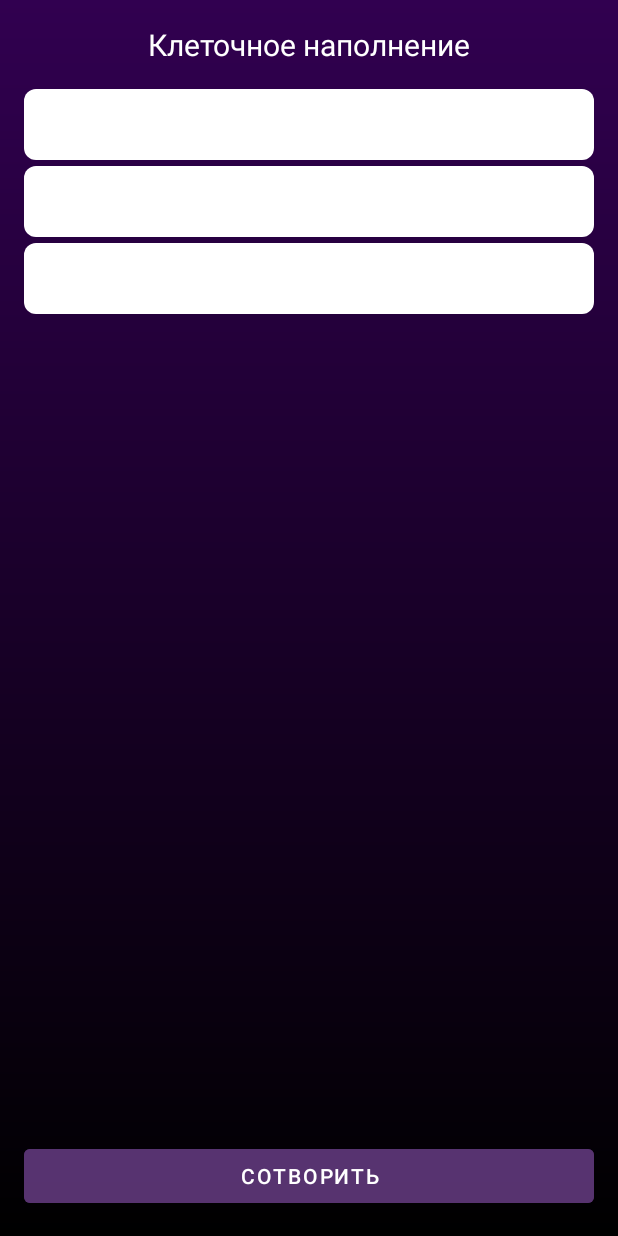
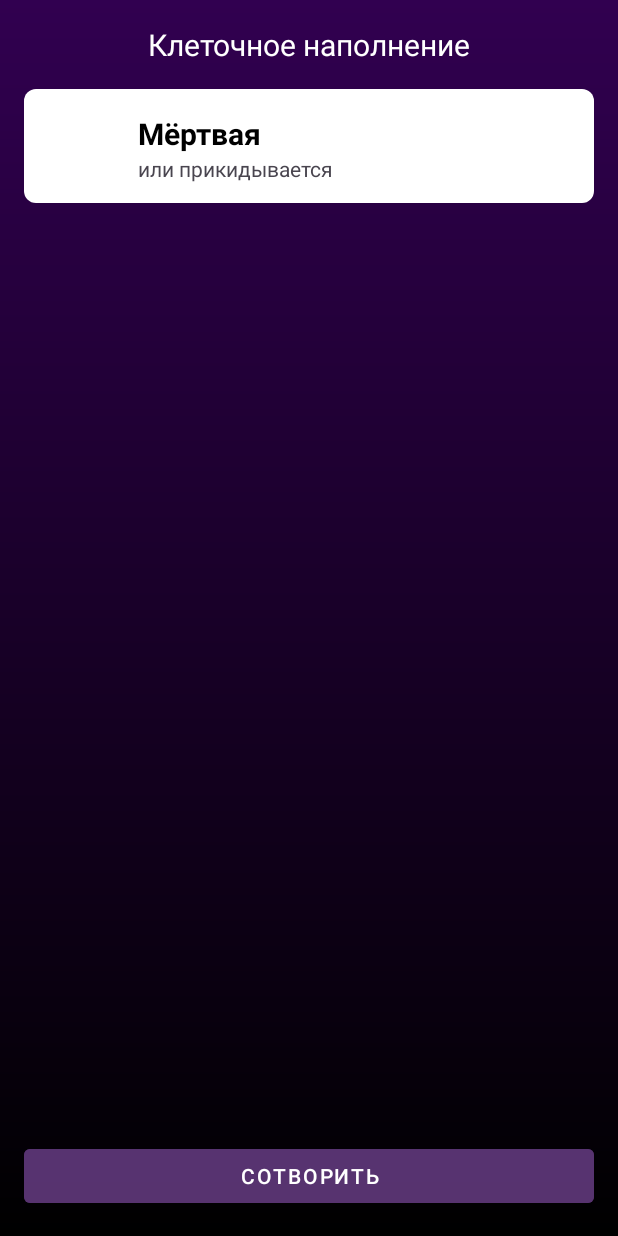
Before and after one commit to steppeFisherman/HandsService, an Android app: the screen it shows after launch (MainActivity), after a tap on "СОТВОРИТЬ", on a phone screen of 412 x 824 dp. Run offline under Robolectric (Android 15) with nearby library versions, the phone set to English and light mode, and no system bars.

Commit message:
final commit

```diff
--- a/app/src/main/AndroidManifest.xml
+++ b/app/src/main/AndroidManifest.xml
@@ -6,9 +6,9 @@
         android:allowBackup="true"
         android:dataExtractionRules="@xml/data_extraction_rules"
         android:fullBackupContent="@xml/backup_rules"
-        android:icon="@mipmap/ic_launcher"
+        android:icon="@drawable/ic_dead"
         android:label="@string/app_name"
-        android:roundIcon="@mipmap/ic_launcher_round"
+        android:roundIcon="@drawable/dead"
         android:supportsRtl="true"
         android:theme="@style/Theme.HandsService"
         tools:targetApi="31">
--- a/app/src/main/java/com/example/handsservice/MainActivity.kt
+++ b/app/src/main/java/com/example/handsservice/MainActivity.kt
@@ -19,7 +19,8 @@ class MainActivity : AppCompatActivity() {
         binding = ActivityMainBinding.inflate(layoutInflater)
         setContentView(binding.root)
 
-        val adapter = MainAdapter(this)
+//        val adapter = MainAdapter(this)
+        val adapter = SimpleAdapter(this)
         binding.rvMain.adapter = adapter
 
         lifecycleScope.launch {
--- a/app/src/main/java/com/example/handsservice/MainViewModel.kt
+++ b/app/src/main/java/com/example/handsservice/MainViewModel.kt
@@ -15,6 +15,7 @@ class MainViewModel : ViewModel() {
     private var mList = mutableListOf<Item>()
     private var _state = MutableStateFlow<List<Item>>(emptyList())
     val state get() = _state.asStateFlow()
+
     fun createItem() {
         viewModelScope.launch {
             repository.fetchData(mList).collect { list ->
--- a/app/src/main/java/com/example/handsservice/MainAdapter.kt
+++ b/app/src/main/java/com/example/handsservice/SimpleAdapter.kt
@@ -1,12 +1,11 @@
 package com.example.handsservice
 
+import android.annotation.SuppressLint
 import android.content.Context
 import android.view.LayoutInflater
 import android.view.ViewGroup
 import android.view.animation.AnimationUtils
 import androidx.core.content.ContextCompat
-import androidx.recyclerview.widget.DiffUtil
-import androidx.recyclerview.widget.ListAdapter
 import androidx.recyclerview.widget.RecyclerView
 import androidx.viewbinding.ViewBinding
 import com.example.data.Item
@@ -14,7 +13,10 @@ import com.example.handsservice.databinding.ItemRawAliveBinding
 import com.example.handsservice.databinding.ItemRawDeadBinding
 import com.example.handsservice.databinding.ItemRawNewLifeBinding
 
-class MainAdapter(private val context: Context) : ListAdapter<Item, MainAdapter.RecyclerViewHolder>(ItemCallback) {
+class SimpleAdapter(private val context: Context) :
+    RecyclerView.Adapter<SimpleAdapter.RecyclerViewHolder>() {
+
+    private var mList = emptyList<Item>()
 
     override fun onCreateViewHolder(parent: ViewGroup, viewType: Int): RecyclerViewHolder {
 
@@ -36,13 +38,10 @@ class MainAdapter(private val context: Context) : ListAdapter<Item, MainAdapter.
 
     override fun onBindViewHolder(holder: RecyclerViewHolder, position: Int) {
 
-        val item = getItem(position)
-
         when (holder) {
 
             is RecyclerViewHolder.DeadHolder -> {
                 holder.deadBinding.apply {
-//                    root.tag = item
                     deadImg.animation = AnimationUtils
                         .loadAnimation(
                             holder.deadBinding.root.context,
@@ -53,7 +52,6 @@ class MainAdapter(private val context: Context) : ListAdapter<Item, MainAdapter.
 
             is RecyclerViewHolder.AliveHolder -> {
                 holder.aliveBinding.apply {
-//                    root.tag = item
                     aliveImg.animation = AnimationUtils
                         .loadAnimation(
                             holder.aliveBinding.root.context,
@@ -64,7 +62,6 @@ class MainAdapter(private val context: Context) : ListAdapter<Item, MainAdapter.
 
             is RecyclerViewHolder.NewLifeHolder -> {
                 holder.lifeBinding.apply {
-//                    root.tag = item
                     newLifeImg.animation = AnimationUtils
                         .loadAnimation(
                             holder.lifeBinding.root.context,
@@ -75,6 +72,13 @@ class MainAdapter(private val context: Context) : ListAdapter<Item, MainAdapter.
         }
     }
 
+    override fun getItemCount(): Int = mList.size
+
+    @SuppressLint("NotifyDataSetChanged")
+    fun submitList(list: List<Item>) {
+        mList = list
+        notifyDataSetChanged()
+    }
 
     sealed class RecyclerViewHolder(binding: ViewBinding) : RecyclerView.ViewHolder(binding.root) {
         class DeadHolder(val deadBinding: ItemRawDeadBinding) : RecyclerViewHolder(deadBinding)
@@ -84,7 +88,7 @@ class MainAdapter(private val context: Context) : ListAdapter<Item, MainAdapter.
     }
 
     override fun getItemViewType(position: Int): Int {
-        val item = getItem(position)
+        val item = mList[position]
         val dead = ContextCompat.getString(context, R.string.dead)
         val alive = ContextCompat.getString(context, R.string.alive)
         return when (item.name) {
@@ -94,16 +98,6 @@ class MainAdapter(private val context: Context) : ListAdapter<Item, MainAdapter.
         }
     }
 
-    object ItemCallback : DiffUtil.ItemCallback<Item>() {
-        override fun areItemsTheSame(oldItem: Item, newItem: Item): Boolean {
-            return false
-        }
-
-        override fun areContentsTheSame(oldItem: Item, newItem: Item): Boolean {
-            return false
-        }
-    }
-
     companion object {
         private const val TYPE_DEAD = 0
         private const val TYPE_ALIVE = 1
--- a/app/src/main/res/layout/item_raw_alive.xml
+++ b/app/src/main/res/layout/item_raw_alive.xml
@@ -9,33 +9,34 @@
     android:background="@drawable/main_rv_item_shape">
 
     <TextView
-        android:id="@+id/txt_time"
+        android:id="@+id/txt_name"
         android:layout_width="wrap_content"
         android:layout_height="0dp"
-        android:fontFamily="cursive"
+        android:layout_marginStart="@dimen/margin_main"
+        android:text="@string/alive"
         android:textColor="@color/black"
+        android:textSize="@dimen/text_size_large"
         android:textStyle="bold"
-        app:layout_constraintEnd_toEndOf="parent"
-        app:layout_constraintStart_toStartOf="parent"
-        app:layout_constraintTop_toTopOf="parent"
-        tools:text="Time" />
+        app:layout_constraintStart_toEndOf="@+id/alive_img"
+        app:layout_constraintTop_toTopOf="@+id/alive_img"
+        tools:text="Name" />
 
     <TextView
-        android:id="@+id/txt_location_address"
-        android:layout_width="0dp"
-        android:layout_height="wrap_content"
-        android:layout_marginTop="@dimen/margin_8"
-        android:fontFamily="casual"
-        app:layout_constraintEnd_toStartOf="@id/alive_img"
-        app:layout_constraintStart_toStartOf="@id/innerGuideline"
-        app:layout_constraintTop_toBottomOf="@id/txt_time"
-        tools:text="Location" />
+        android:id="@+id/txt_desc"
+        android:layout_width="wrap_content"
+        android:layout_height="0dp"
+        android:layout_marginStart="@dimen/margin_main"
+        android:text="@string/alive_desc"
+        android:textSize="@dimen/text_size_14"
+        app:layout_constraintStart_toEndOf="@+id/alive_img"
+        app:layout_constraintTop_toBottomOf="@id/txt_name"
+        tools:text="Description" />
 
     <ImageButton
         android:id="@+id/alive_img"
         android:layout_width="44dp"
         android:layout_height="44dp"
-        android:layout_marginEnd="@dimen/margin_8"
+        android:layout_margin="@dimen/margin_main"
         android:background="?attr/selectableItemBackgroundBorderless"
         android:src="@drawable/alive"
         app:layout_constraintBottom_toBottomOf="parent"
--- a/app/src/main/res/layout/item_raw_dead.xml
+++ b/app/src/main/res/layout/item_raw_dead.xml
@@ -9,33 +9,34 @@
     android:background="@drawable/main_rv_item_shape">
 
     <TextView
-        android:id="@+id/txt_time"
+        android:id="@+id/txt_name"
         android:layout_width="wrap_content"
         android:layout_height="0dp"
-        android:fontFamily="cursive"
+        android:layout_marginStart="@dimen/margin_main"
+        android:text="@string/dead"
         android:textColor="@color/black"
+        android:textSize="@dimen/text_size_large"
         android:textStyle="bold"
-        app:layout_constraintEnd_toEndOf="parent"
-        app:layout_constraintStart_toStartOf="parent"
-        app:layout_constraintTop_toTopOf="parent"
-        tools:text="Time" />
+        app:layout_constraintStart_toEndOf="@+id/dead_img"
+        app:layout_constraintTop_toTopOf="@+id/dead_img"
+        tools:text="Name" />
 
     <TextView
-        android:id="@+id/txt_location_address"
-        android:layout_width="0dp"
-        android:layout_height="wrap_content"
-        android:layout_marginTop="@dimen/margin_8"
-        android:fontFamily="casual"
-        app:layout_constraintEnd_toStartOf="@id/dead_img"
-        app:layout_constraintStart_toStartOf="@id/innerGuideline"
-        app:layout_constraintTop_toBottomOf="@id/txt_time"
-        tools:text="Location" />
+        android:id="@+id/txt_desc"
+        android:layout_width="wrap_content"
+        android:layout_height="0dp"
+        android:layout_marginStart="@dimen/margin_main"
+        android:text="@string/dead_desc"
+        android:textSize="@dimen/text_size_14"
+        app:layout_constraintStart_toEndOf="@+id/dead_img"
+        app:layout_constraintTop_toBottomOf="@id/txt_name"
+        tools:text="Description" />
 
     <ImageButton
         android:id="@+id/dead_img"
         android:layout_width="44dp"
         android:layout_height="44dp"
-        android:layout_marginEnd="@dimen/margin_8"
+        android:layout_margin="@dimen/margin_main"
         android:background="?attr/selectableItemBackgroundBorderless"
         android:src="@drawable/dead"
         app:layout_constraintBottom_toBottomOf="parent"
--- a/app/src/main/res/layout/item_raw_new_life.xml
+++ b/app/src/main/res/layout/item_raw_new_life.xml
@@ -9,34 +9,34 @@
     android:background="@drawable/main_rv_item_shape">
 
     <TextView
-        android:id="@+id/txt_time"
+        android:id="@+id/txt_name"
         android:layout_width="wrap_content"
         android:layout_height="0dp"
-        android:fontFamily="cursive"
+        android:layout_marginStart="@dimen/margin_main"
+        android:text="@string/life"
         android:textColor="@color/black"
+        android:textSize="@dimen/text_size_large"
         android:textStyle="bold"
-        app:layout_constraintEnd_toEndOf="parent"
-        app:layout_constraintStart_toStartOf="parent"
-        app:layout_constraintTop_toTopOf="parent"
-        tools:text="Time" />
+        app:layout_constraintStart_toEndOf="@+id/new_life_img"
+        app:layout_constraintTop_toTopOf="@+id/new_life_img"
+        tools:text="Name" />
 
     <TextView
-        android:id="@+id/txt_location_address"
-        android:layout_width="0dp"
-        android:layout_height="wrap_content"
-        android:layout_marginTop="@dimen/margin_8"
-        android:fontFamily="casual"
-        app:layout_constraintEnd_toStartOf="@id/new_life_img"
-        app:layout_constraintStart_toStartOf="@id/innerGuideline"
-        app:layout_constraintTop_toBottomOf="@id/txt_time"
-        tools:text="Location" />
+        android:id="@+id/txt_desc"
+        android:layout_width="wrap_content"
+        android:layout_height="0dp"
+        android:layout_marginStart="@dimen/margin_main"
+        android:text="@string/life_desc"
+        android:textSize="@dimen/text_size_14"
+        app:layout_constraintStart_toEndOf="@+id/new_life_img"
+        app:layout_constraintTop_toBottomOf="@id/txt_name"
+        tools:text="Description" />
 
     <ImageButton
         android:id="@+id/new_life_img"
         android:layout_width="44dp"
         android:layout_height="44dp"
-        android:layout_marginStart="@dimen/margin_8"
-        android:layout_marginEnd="@dimen/margin_8"
+        android:layout_margin="@dimen/margin_main"
         android:background="?attr/selectableItemBackgroundBorderless"
         android:src="@drawable/life"
         app:layout_constraintBottom_toBottomOf="parent"
--- a/app/src/main/res/values/strings.xml
+++ b/app/src/main/res/values/strings.xml
@@ -1,7 +1,7 @@
 <resources>
     <string name="app_name">HandsService</string>
     <string name="dead">Мёртвая</string>
-    <string name="dead_desc">Мёртвая</string>
+    <string name="dead_desc">или прикидывается</string>
     <string name="alive">Живая</string>
     <string name="alive_desc">и шевелится!</string>
     <string name="life">Жизнь</string>
--- a/app/src/main/res/values/themes.xml
+++ b/app/src/main/res/values/themes.xml
@@ -1,4 +1,4 @@
-<resources xmlns:tools="http://schemas.android.com/tools">
+<resources>
     <!-- Base application theme. -->
     <style name="Base.Theme.HandsService" parent="Theme.Material3.DayNight.NoActionBar">
         <!-- Customize your light theme here. -->
--- /dev/null
+++ b/data/src/main/java/com/example/data/DeadLifeTerms.kt
@@ -0,0 +1,32 @@
+package com.example.data
+
+import kotlin.random.Random
+
+interface DeadLifeTerms {
+
+    fun filter(list: MutableList<Item>): List<Item>
+
+    class ThreeByThree : DeadLifeTerms {
+
+        private val predicateDead: (Item) -> Boolean = { it.name == "Мёртвая" }
+        private val predicateAlive: (Item) -> Boolean = { it.name == "Живая" }
+
+        override fun filter(list: MutableList<Item>): List<Item> {
+
+            val originList = listOf(Item("Мёртвая"), Item("Живая"))
+            val randomIndex = Random.nextInt(originList.size)
+            val randomElement = originList[randomIndex]
+            list.add(randomElement)
+
+            if (list.size >= 3) {
+                val lastThreeElements = list.takeLast(3)
+                val lastThreeAlive = lastThreeElements.all(predicateAlive)
+                val lastThreeDead = lastThreeElements.all(predicateDead)
+
+                if (lastThreeAlive) list.add(Item("Жизнь"))
+                if (lastThreeDead) list.remove(Item("Жизнь"))
+            }
+            return list
+        }
+    }
+}
--- a/data/src/main/java/com/example/data/Item.kt
+++ b/data/src/main/java/com/example/data/Item.kt
@@ -2,6 +2,5 @@ package com.example.data
 
 data class Item(
     val name: String,
-    val description: String,
-) {
-}
+    val description: String = "",
+)
--- a/data/src/main/java/com/example/data/Repository.kt
+++ b/data/src/main/java/com/example/data/Repository.kt
@@ -4,15 +4,19 @@ import kotlinx.coroutines.flow.Flow
 import kotlinx.coroutines.flow.flow
 
 interface Repository {
+
     suspend fun fetchData(list: MutableList<Item>): Flow<List<Item>>
+
 }
 
 class Base : Repository {
+
+    private val deadLifeTerms = DeadLifeTerms.ThreeByThree()
+
     override suspend fun fetchData(list: MutableList<Item>): Flow<List<Item>> {
 
-        list.add(Item("Мёртвая", "first desc"))
-        list.add(Item("Живая", "first desc"))
-        list.add(Item("Жизнь", "first desc"))
-        return flow<MutableList<Item>> { emit(list) }
+        val listFiltered = deadLifeTerms.filter(list).toMutableList()
+
+        return flow<MutableList<Item>> { emit(listFiltered) }
     }
 }
```
